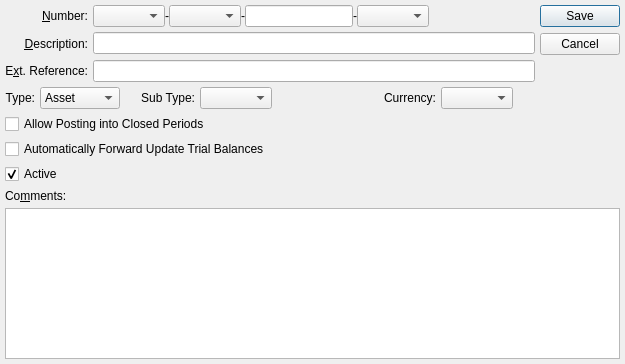
Qt form guiclient/accountNumber.ui (Pegasus-RPG/xtuple-client) before a commit.
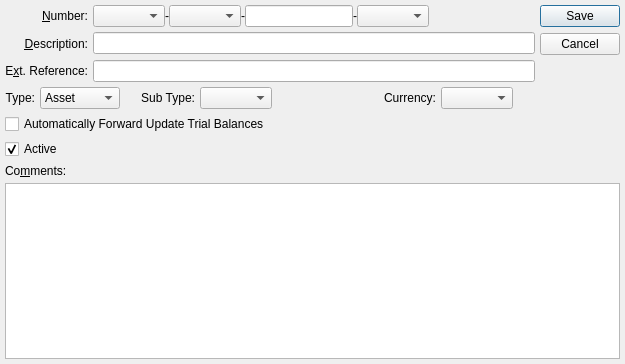
The same form after that commit. Custom widgets are drawn as their Qt base class.

Commit message: Issue #16955:make posting into frozen periods a priv, prevent posting into closed periods

The edit to the form file:
```diff
--- a/guiclient/accountNumber.ui
+++ b/guiclient/accountNumber.ui
@@ -324,20 +324,13 @@
     </layout>
    </item>
    <item row="4" column="0" colspan="2">
-    <widget class="QCheckBox" name="_postIntoClosed">
-     <property name="text">
-      <string>Allow Posting into Closed Periods</string>
-     </property>
-    </widget>
-   </item>
-   <item row="5" column="0" colspan="2">
     <widget class="QCheckBox" name="_forwardUpdate">
      <property name="text">
       <string>Automatically Forward Update Trial Balances</string>
      </property>
     </widget>
    </item>
-   <item row="7" column="0">
+   <item row="6" column="0">
     <widget class="QLabel" name="_commentsLit">
      <property name="text">
       <string>Co&amp;mments:</string>
@@ -347,10 +340,10 @@
      </property>
     </widget>
    </item>
-   <item row="8" column="0" colspan="3">
+   <item row="7" column="0" colspan="3">
     <widget class="XTextEdit" name="_comments"/>
    </item>
-   <item row="6" column="0" colspan="2">
+   <item row="5" column="0" colspan="2">
     <widget class="QCheckBox" name="_active">
      <property name="text">
       <string>Active</string>
```
Left out of the diff: 1 changed line with no effect on the pictures. The commit also changes 5 other files.
